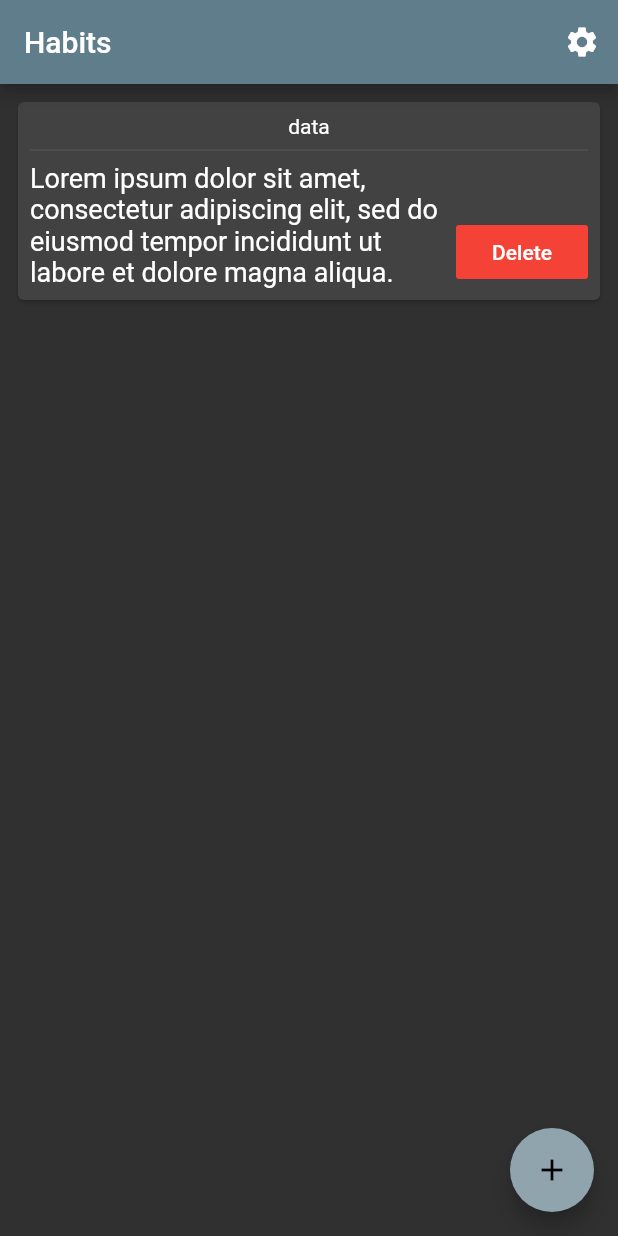
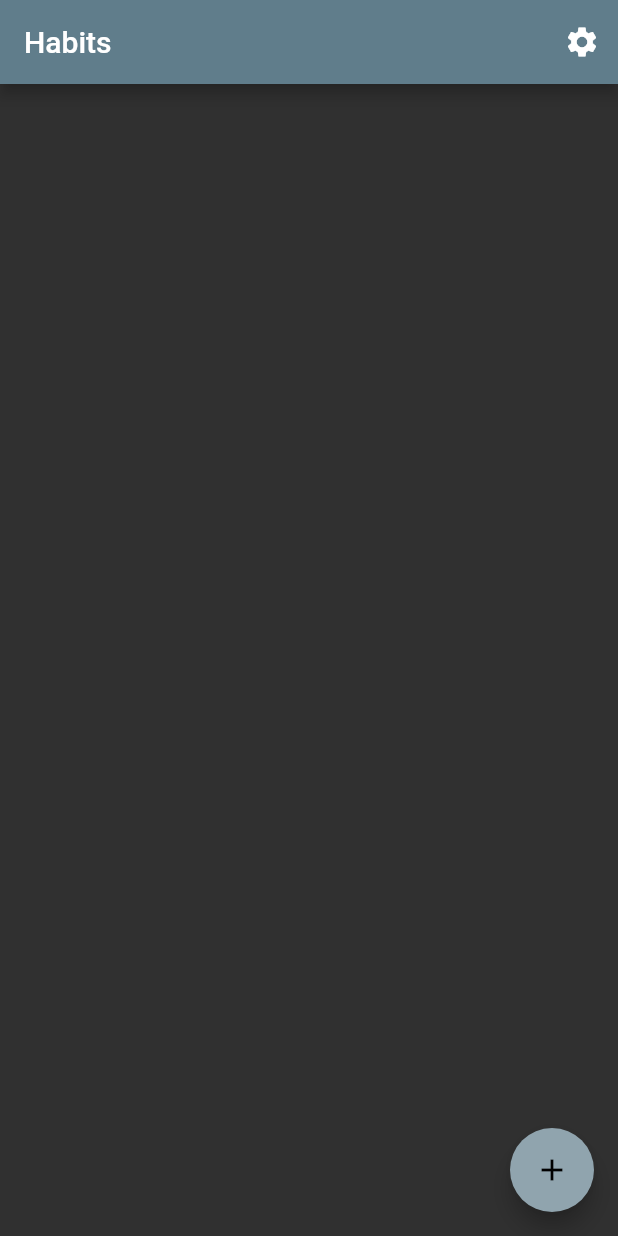
Before and after one commit to n-averyanov/habit_tracker_flutter, a Flutter app: the screen it shows after launch, on a phone screen of 412 x 824 dp. Run offline on Flutter 3.47's test engine with Material 2 defaults, Android fonts, the phone set to English and light mode, and no system bars; our stand-ins replace bloc, flutter_bloc.

Commit message:
habit_bloc

```diff
--- /dev/null
+++ b/lib/events/add_habit.dart
@@ -0,0 +1,7 @@
+import 'package:habit_tracker_flutter/events/habit_event.dart';
+import 'package:habit_tracker_flutter/models/habit.dart';
+
+class AddHabit extends HabitEvent {
+  final Habit habit;
+  AddHabit(this.habit);
+}
--- /dev/null
+++ b/lib/events/habit_event.dart
@@ -0,0 +1 @@
+abstract class HabitEvent{}
--- a/lib/main.dart
+++ b/lib/main.dart
@@ -1,4 +1,6 @@
 import 'package:flutter/material.dart';
+import 'package:flutter_bloc/flutter_bloc.dart';
+import 'package:habit_tracker_flutter/habit_bloc.dart';
 import 'package:habit_tracker_flutter/screens/habit_editor_page.dart';
 import 'package:habit_tracker_flutter/screens/home_page.dart';
 import 'package:habit_tracker_flutter/screens/settings_page.dart';
@@ -12,7 +14,9 @@ class MyApp extends StatelessWidget {
   // This widget is the root of your application.
   @override
   Widget build(BuildContext context) {
-    return MaterialApp(
+    return BlocProvider(
+      create: (_) => HabitBlock([]),
+      child: MaterialApp(
         title: 'Flutter Demo',
         theme: Themes.getThemeFromKey(ThemeKeys.light),
         darkTheme: Themes.getThemeFromKey(ThemeKeys.dark),
@@ -22,6 +26,7 @@ class MyApp extends StatelessWidget {
           '/habit_editor': (context) => HabitEditorPage(),
           '/settings': (context) => SettingsPage()
         },
+      ),
     );
   }
 }
--- a/lib/screens/home_page.dart
+++ b/lib/screens/home_page.dart
@@ -1,18 +1,17 @@
 import 'package:flutter/material.dart';
+import 'package:flutter_bloc/flutter_bloc.dart';
+import 'package:habit_tracker_flutter/habit_bloc.dart';
 import 'package:habit_tracker_flutter/models/habit.dart';
 import 'package:habit_tracker_flutter/widgets/habit_widget.dart';
 import 'package:habit_tracker_flutter/widgets/settings_button.dart';
 
 class HomePage extends StatelessWidget {
-
   @override
   Widget build(BuildContext context) {
     return Scaffold(
       appBar: AppBar(
         title: Text('Habits'),
-        actions: [
-          SettingsButton()
-        ],
+        actions: [SettingsButton()],
       ),
       floatingActionButton: FloatingActionButton(
         onPressed: () {
@@ -20,7 +19,15 @@ class HomePage extends StatelessWidget {
         },
         child: Icon(Icons.add),
       ),
-      body: HabitWidget(Habit()),
+      body: BlocBuilder<HabitBlock, List<Habit>>(builder: (context, state) {
+        return ListView.builder(itemBuilder: (context, index) {
+          if (state.isEmpty) {
+            return null;
+          }
+          return HabitWidget(state[index]);
+        },
+        itemCount: state.length,);
+      }),
     );
   }
 }
--- a/lib/widgets/habit_widget.dart
+++ b/lib/widgets/habit_widget.dart
@@ -17,15 +17,14 @@ class HabitWidget extends StatelessWidget {
           crossAxisAlignment: CrossAxisAlignment.stretch,
           children: <Widget>[
             Center(
-              child: Text('data'),
+              child: Text(habit.title),
             ),
             Divider(),
             Row(
               crossAxisAlignment: CrossAxisAlignment.end,
               children: <Widget>[
                 Flexible(
-                    child: Text(
-                        'Lorem ipsum dolor sit amet, consectetur adipiscing elit, sed do eiusmod tempor incididunt ut labore et dolore magna aliqua.',
+                    child: Text(habit.description,
                         style: TextStyle(fontSize: 18),
                         )
                         ),
--- a/pubspec.yaml
+++ b/pubspec.yaml
@@ -23,7 +23,9 @@ environment:
 dependencies:
   flutter:
     sdk: flutter
-
+  bloc: ^6.0.0
+  flutter_bloc: ^6.0.0
+  rxdart: ^0.24.1
 
   # The following adds the Cupertino Icons font to your application.
   # Use with the CupertinoIcons class for iOS style icons.
```
Also changed, not shown: lib/habit_bloc.dart (added, +19 -0 lines), lib/screens/habit_editor_page.dart (+11 -1 lines), lib/widgets/habit_list_widget.dart (deleted, +0 -15 lines), pubspec.lock. Lines whose indentation alone changed are shown as unchanged.
